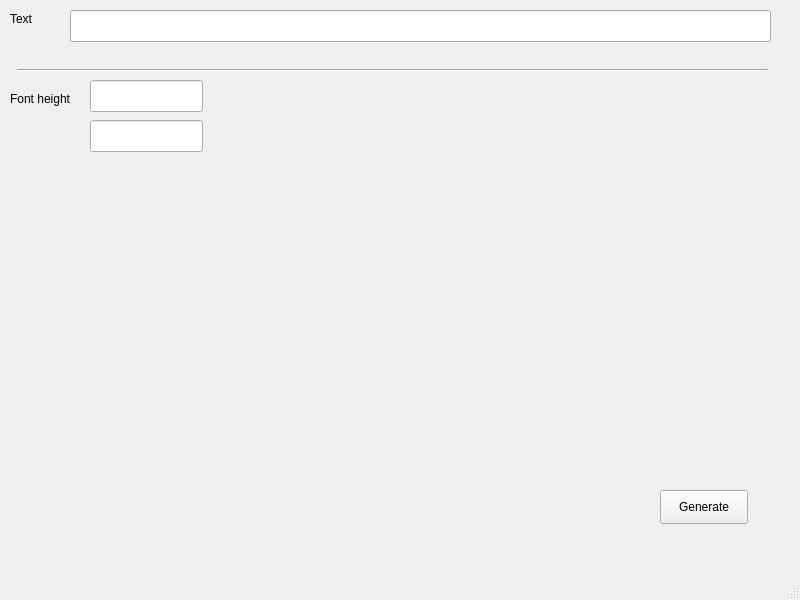
The window that main.ui (FateBJ/GOST26.008-85_engraving_tool) describes before a commit, drawn with Qt 5.
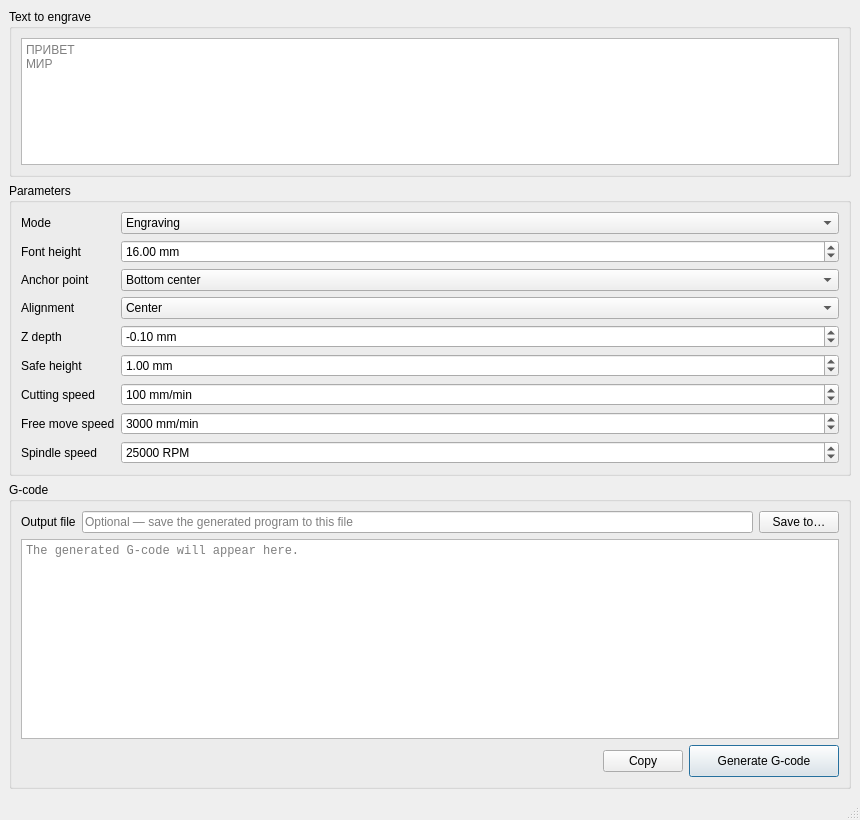
The same window after the commit.

What changed in the file:
```diff
--- a/main.ui
+++ b/main.ui
@@ -6,96 +6,430 @@
    <rect>
     <x>0</x>
     <y>0</y>
-    <width>800</width>
-    <height>600</height>
+    <width>860</width>
+    <height>820</height>
    </rect>
   </property>
+  <property name="minimumSize">
+   <size>
+    <width>720</width>
+    <height>640</height>
+   </size>
+  </property>
   <property name="windowTitle">
    <string>MainWindow</string>
   </property>
   <widget class="QWidget" name="centralwidget">
-   <widget class="QLabel" name="label">
-    <property name="geometry">
-     <rect>
-      <x>10</x>
-      <y>10</y>
-      <width>58</width>
-      <height>18</height>
-     </rect>
-    </property>
-    <property name="text">
-     <string>Text</string>
-    </property>
-   </widget>
-   <widget class="QLabel" name="label_2">
-    <property name="geometry">
-     <rect>
-      <x>10</x>
-      <y>90</y>
-      <width>81</width>
-      <height>18</height>
-     </rect>
-    </property>
-    <property name="text">
-     <string>Font height</string>
-    </property>
-   </widget>
-   <widget class="QLineEdit" name="text">
-    <property name="geometry">
-     <rect>
-      <x>70</x>
-      <y>10</y>
-      <width>701</width>
-      <height>32</height>
-     </rect>
-    </property>
-   </widget>
-   <widget class="QLineEdit" name="fheight">
-    <property name="geometry">
-     <rect>
-      <x>90</x>
-      <y>80</y>
-      <width>113</width>
-      <height>32</height>
-     </rect>
-    </property>
-   </widget>
-   <widget class="QLineEdit" name="lineEdit_4">
-    <property name="geometry">
-     <rect>
-      <x>90</x>
-      <y>120</y>
-      <width>113</width>
-      <height>32</height>
-     </rect>
-    </property>
-   </widget>
-   <widget class="Line" name="line">
-    <property name="geometry">
-     <rect>
-      <x>17</x>
-      <y>60</y>
-      <width>751</width>
-      <height>20</height>
-     </rect>
-    </property>
-    <property name="orientation">
-     <enum>Qt::Orientation::Horizontal</enum>
-    </property>
-   </widget>
-   <widget class="QPushButton" name="generate">
-    <property name="geometry">
-     <rect>
-      <x>660</x>
-      <y>490</y>
-      <width>88</width>
-      <height>34</height>
-     </rect>
-    </property>
-    <property name="text">
-     <string>Generate</string>
-    </property>
-   </widget>
+   <layout class="QVBoxLayout" name="mainLayout">
+    <item>
+     <widget class="QGroupBox" name="textGroup">
+      <property name="title">
+       <string>Text to engrave</string>
+      </property>
+      <layout class="QVBoxLayout" name="textLayout">
+       <item>
+        <widget class="QPlainTextEdit" name="textEdit">
+         <property name="toolTip">
+          <string>Each line is engraved as a separate line of text. Cyrillic letters of GOST 26.008-85 are supported.</string>
+         </property>
+         <property name="minimumSize">
+          <size>
+           <width>0</width>
+           <height>90</height>
+          </size>
+         </property>
+         <property name="maximumSize">
+          <size>
+           <width>16777215</width>
+           <height>160</height>
+          </size>
+         </property>
+         <property name="placeholderText">
+          <string>ПРИВЕТ
+МИР</string>
+         </property>
+        </widget>
+       </item>
+      </layout>
+     </widget>
+    </item>
+    <item>
+     <widget class="QGroupBox" name="paramsGroup">
+      <property name="title">
+       <string>Parameters</string>
+      </property>
+      <layout class="QFormLayout" name="formLayout">
+       <property name="fieldGrowthPolicy">
+        <enum>QFormLayout::AllNonFixedFieldsGrow</enum>
+       </property>
+       <item row="0" column="0">
+        <widget class="QLabel" name="modeLabel">
+         <property name="text">
+          <string>Mode</string>
+         </property>
+        </widget>
+       </item>
+       <item row="0" column="1">
+        <widget class="QComboBox" name="modeCombo">
+         <item>
+          <property name="text">
+           <string>Engraving</string>
+          </property>
+         </item>
+         <item>
+          <property name="text">
+           <string>Drawing</string>
+          </property>
+         </item>
+        </widget>
+       </item>
+       <item row="1" column="0">
+        <widget class="QLabel" name="heightLabel">
+         <property name="text">
+          <string>Font height</string>
+         </property>
+        </widget>
+       </item>
+       <item row="1" column="1">
+        <widget class="QDoubleSpinBox" name="heightSpin">
+         <property name="suffix">
+          <string> mm</string>
+         </property>
+         <property name="decimals">
+          <number>2</number>
+         </property>
+         <property name="minimum">
+          <double>1.000000000000000</double>
+         </property>
+         <property name="maximum">
+          <double>500.000000000000000</double>
+         </property>
+         <property name="singleStep">
+          <double>1.000000000000000</double>
+         </property>
+         <property name="value">
+          <double>16.000000000000000</double>
+         </property>
+        </widget>
+       </item>
+       <item row="2" column="0">
+        <widget class="QLabel" name="originLabel">
+         <property name="text">
+          <string>Anchor point</string>
+         </property>
+        </widget>
+       </item>
+       <item row="2" column="1">
+        <widget class="QComboBox" name="originCombo">
+         <item>
+          <property name="text">
+           <string>Bottom center</string>
+          </property>
+         </item>
+         <item>
+          <property name="text">
+           <string>Bottom left</string>
+          </property>
+         </item>
+         <item>
+          <property name="text">
+           <string>Bottom right</string>
+          </property>
+         </item>
+         <item>
+          <property name="text">
+           <string>Center</string>
+          </property>
+         </item>
+         <item>
+          <property name="text">
+           <string>Middle left</string>
+          </property>
+         </item>
+         <item>
+          <property name="text">
+           <string>Middle right</string>
+          </property>
+         </item>
+         <item>
+          <property name="text">
+           <string>Top center</string>
+          </property>
+         </item>
+         <item>
+          <property name="text">
+           <string>Top left</string>
+          </property>
+         </item>
+         <item>
+          <property name="text">
+           <string>Top right</string>
+          </property>
+         </item>
+        </widget>
+       </item>
+       <item row="3" column="0">
+        <widget class="QLabel" name="alignLabel">
+         <property name="text">
+          <string>Alignment</string>
+         </property>
+        </widget>
+       </item>
+       <item row="3" column="1">
+        <widget class="QComboBox" name="alignCombo">
+         <item>
+          <property name="text">
+           <string>Center</string>
+          </property>
+         </item>
+         <item>
+          <property name="text">
+           <string>Left</string>
+          </property>
+         </item>
+         <item>
+          <property name="text">
+           <string>Right</string>
+          </property>
+         </item>
+        </widget>
+       </item>
+       <item row="4" column="0">
+        <widget class="QLabel" name="depthLabel">
+         <property name="text">
+          <string>Z depth</string>
+         </property>
+        </widget>
+       </item>
+       <item row="4" column="1">
+        <widget class="QDoubleSpinBox" name="depthSpin">
+         <property name="suffix">
+          <string> mm</string>
+         </property>
+         <property name="decimals">
+          <number>2</number>
+         </property>
+         <property name="minimum">
+          <double>-50.000000000000000</double>
+         </property>
+         <property name="maximum">
+          <double>0.000000000000000</double>
+         </property>
+         <property name="singleStep">
+          <double>0.100000000000000</double>
+         </property>
+         <property name="value">
+          <double>-0.100000000000000</double>
+         </property>
+        </widget>
+       </item>
+       <item row="5" column="0">
+        <widget class="QLabel" name="safeLabel">
+         <property name="text">
+          <string>Safe height</string>
+         </property>
+        </widget>
+       </item>
+       <item row="5" column="1">
+        <widget class="QDoubleSpinBox" name="safeSpin">
+         <property name="suffix">
+          <string> mm</string>
+         </property>
+         <property name="decimals">
+          <number>2</number>
+         </property>
+         <property name="minimum">
+          <double>0.000000000000000</double>
+         </property>
+         <property name="maximum">
+          <double>500.000000000000000</double>
+         </property>
+         <property name="singleStep">
+          <double>1.000000000000000</double>
+         </property>
+         <property name="value">
+          <double>1.000000000000000</double>
+         </property>
+        </widget>
+       </item>
+       <item row="6" column="0">
+        <widget class="QLabel" name="cutSpeedLabel">
+         <property name="text">
+          <string>Cutting speed</string>
+         </property>
+        </widget>
+       </item>
+       <item row="6" column="1">
+        <widget class="QSpinBox" name="cutSpeedSpin">
+         <property name="suffix">
+          <string> mm/min</string>
+         </property>
+         <property name="minimum">
+          <number>1</number>
+         </property>
+         <property name="maximum">
+          <number>100000</number>
+         </property>
+         <property name="singleStep">
+          <number>50</number>
+         </property>
+         <property name="value">
+          <number>100</number>
+         </property>
+        </widget>
+       </item>
+       <item row="7" column="0">
+        <widget class="QLabel" name="freeSpeedLabel">
+         <property name="text">
+          <string>Free move speed</string>
+         </property>
+        </widget>
+       </item>
+       <item row="7" column="1">
+        <widget class="QSpinBox" name="freeSpeedSpin">
+         <property name="suffix">
+          <string> mm/min</string>
+         </property>
+         <property name="minimum">
+          <number>1</number>
+         </property>
+         <property name="maximum">
+          <number>100000</number>
+         </property>
+         <property name="singleStep">
+          <number>100</number>
+         </property>
+         <property name="value">
+          <number>3000</number>
+         </property>
+        </widget>
+       </item>
+       <item row="8" column="0">
+        <widget class="QLabel" name="spindleLabel">
+         <property name="text">
+          <string>Spindle speed</string>
+         </property>
+        </widget>
+       </item>
+       <item row="8" column="1">
+        <widget class="QSpinBox" name="spindleSpin">
+         <property name="suffix">
+          <string> RPM</string>
+         </property>
+         <property name="maximum">
+          <number>60000</number>
+         </property>
+         <property name="singleStep">
+          <number>500</number>
+         </property>
+         <property name="value">
+          <number>25000</number>
+         </property>
+        </widget>
+       </item>
+      </layout>
+     </widget>
+    </item>
+    <item>
+     <widget class="QGroupBox" name="outputGroup">
+      <property name="title">
+       <string>G-code</string>
+      </property>
+      <layout class="QVBoxLayout" name="outputLayout">
+       <item>
+        <layout class="QHBoxLayout" name="fileLayout">
+         <item>
+          <widget class="QLabel" name="fileLabel">
+           <property name="text">
+            <string>Output file</string>
+           </property>
+          </widget>
+         </item>
+         <item>
+          <widget class="QLineEdit" name="outputEdit">
+           <property name="placeholderText">
+            <string>Optional — save the generated program to this file</string>
+           </property>
+          </widget>
+         </item>
+         <item>
+          <widget class="QPushButton" name="browseButton">
+           <property name="text">
+            <string>Save to…</string>
+           </property>
+          </widget>
+         </item>
+        </layout>
+       </item>
+       <item>
+        <widget class="QPlainTextEdit" name="previewEdit">
+         <property name="font">
+          <font>
+           <family>Monospace</family>
+           <pointsize>9</pointsize>
+          </font>
+         </property>
+         <property name="readOnly">
+          <bool>true</bool>
+         </property>
+         <property name="lineWrapMode">
+          <enum>QPlainTextEdit::NoWrap</enum>
+         </property>
+         <property name="placeholderText">
+          <string>The generated G-code will appear here.</string>
+         </property>
+         <property name="minimumSize">
+          <size>
+           <width>0</width>
+           <height>200</height>
+          </size>
+         </property>
+        </widget>
+       </item>
+       <item>
+        <layout class="QHBoxLayout" name="buttonsLayout">
+         <item>
+          <spacer name="buttonsSpacer">
+           <property name="orientation">
+            <enum>Qt::Horizontal</enum>
+           </property>
+           <property name="sizeHint" stdset="0">
+            <size>
+             <width>40</width>
+             <height>20</height>
+            </size>
+           </property>
+          </spacer>
+         </item>
+         <item>
+          <widget class="QPushButton" name="copyButton">
+           <property name="text">
+            <string>Copy</string>
+           </property>
+          </widget>
+         </item>
+         <item>
+          <widget class="QPushButton" name="generateButton">
+           <property name="minimumSize">
+            <size>
+             <width>150</width>
+             <height>32</height>
+            </size>
+           </property>
+           <property name="text">
+            <string>Generate G-code</string>
+           </property>
+           <property name="default">
+            <bool>true</bool>
+           </property>
+          </widget>
+         </item>
+        </layout>
+       </item>
+      </layout>
+     </widget>
+    </item>
+   </layout>
   </widget>
   <widget class="QMenuBar" name="menubar">
    <property name="geometry">
```
Left out of the diff: 20 changed lines with no effect on the pictures.
